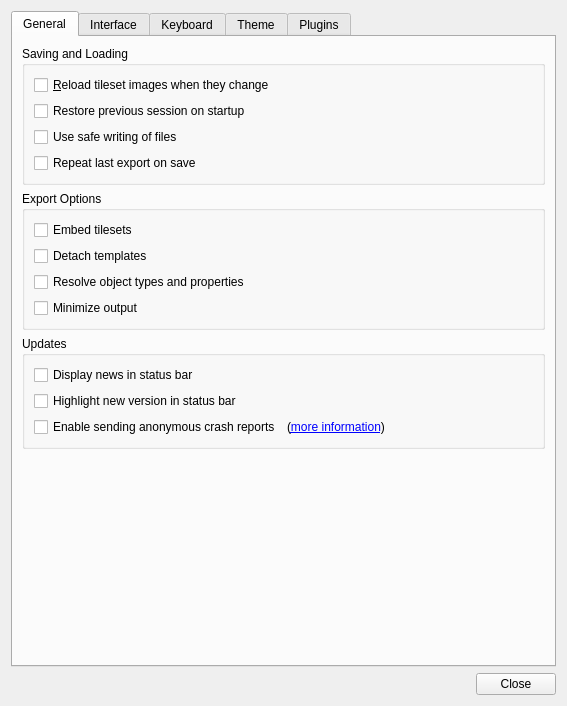
mapeditor/tiled, file src/tiled/preferencesdialog.ui: the form before one commit.
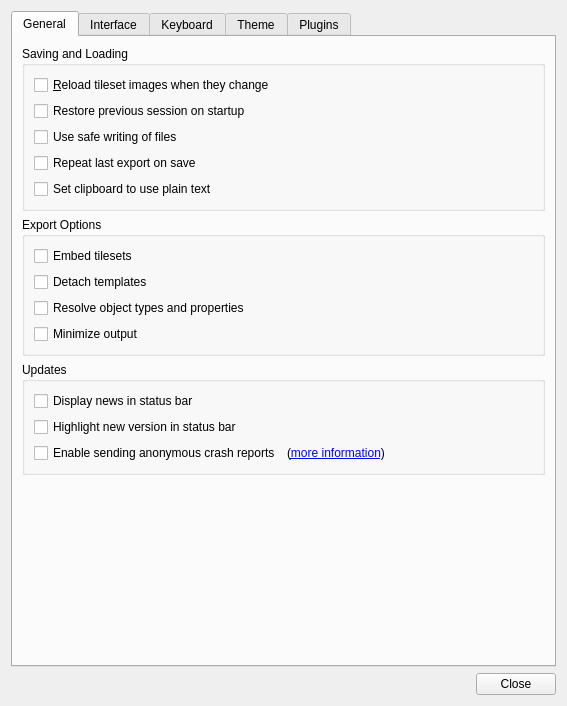
The form after the commit. Custom widgets are drawn as their Qt base class.

Commit message:
Added option for enabling text copy and paste
Adds "Set clipboard to use plain text" to Preferences. Modifies ClipboardManager to dynamically update the required mime-type whenever this option is changed.

The edit to the form file:
```diff
--- a/src/tiled/preferencesdialog.ui
+++ b/src/tiled/preferencesdialog.ui
@@ -64,6 +64,16 @@
             </property>
            </widget>
           </item>
+           <item row="4" column="0">
+           <widget class="QCheckBox" name="enableTextPaste">
+            <property name="toolTip">
+             <string>Enable to copy TMX as text from other programs.</string>
+            </property>
+            <property name="text">
+             <string>Set clipboard to use plain text</string>
+            </property>
+           </widget>
+          </item>
          </layout>
         </widget>
        </item>
```
Left out of the diff: 2 changed lines with no effect on the pictures. The commit also changes 4 other files.
